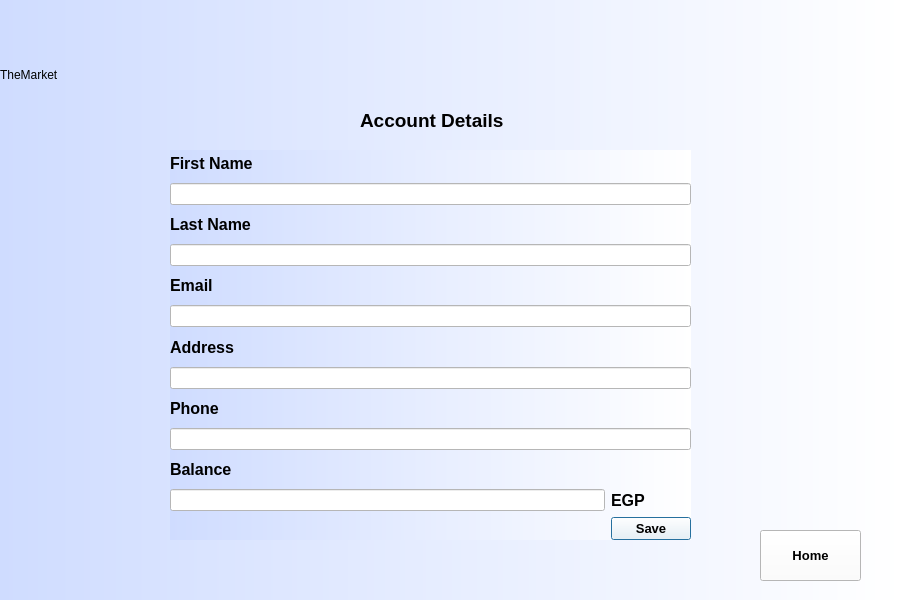
Above: Marketplace-Client/Marketplace-Client/account.ui from Ahmedkhalifa1999/Design-and-Implementation-of-a-Marketplace-system before the change. Below: the same form after it.
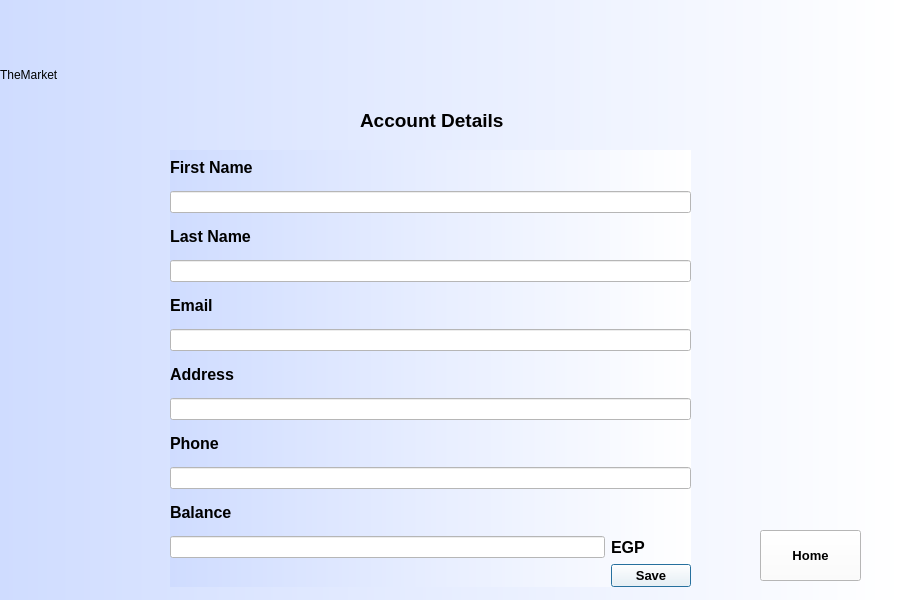
That is the form after the change.

The edit to the form file:
```diff
--- a/Marketplace-Client/Marketplace-Client/account.ui
+++ b/Marketplace-Client/Marketplace-Client/account.ui
@@ -39,7 +39,7 @@
     <rect>
      <x>360</x>
      <y>110</y>
-     <width>161</width>
+     <width>171</width>
      <height>20</height>
     </rect>
    </property>
@@ -64,7 +64,7 @@
      <x>170</x>
      <y>150</y>
      <width>521</width>
-     <height>390</height>
+     <height>437</height>
     </rect>
    </property>
    <layout class="QGridLayout" name="gridLayout">
```
